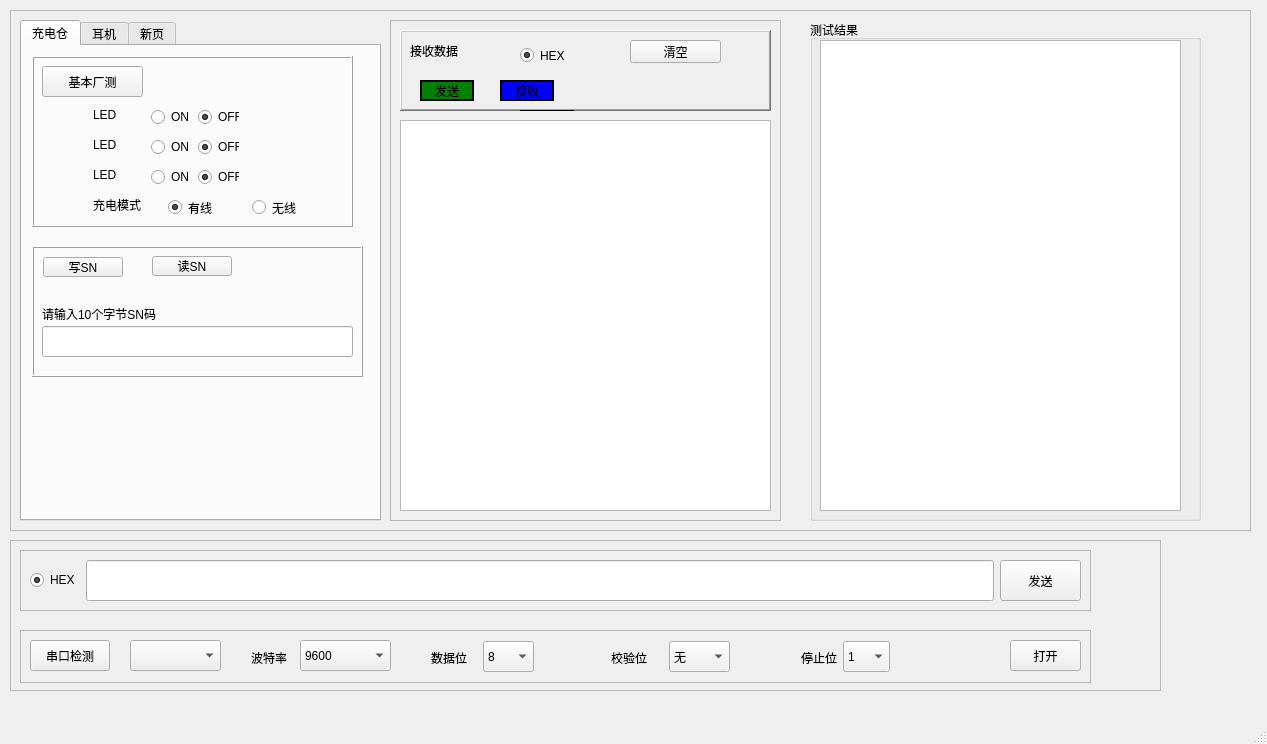
Old version of the form mainwindow.ui in the repository LinZephyr/mew_tw200_test.
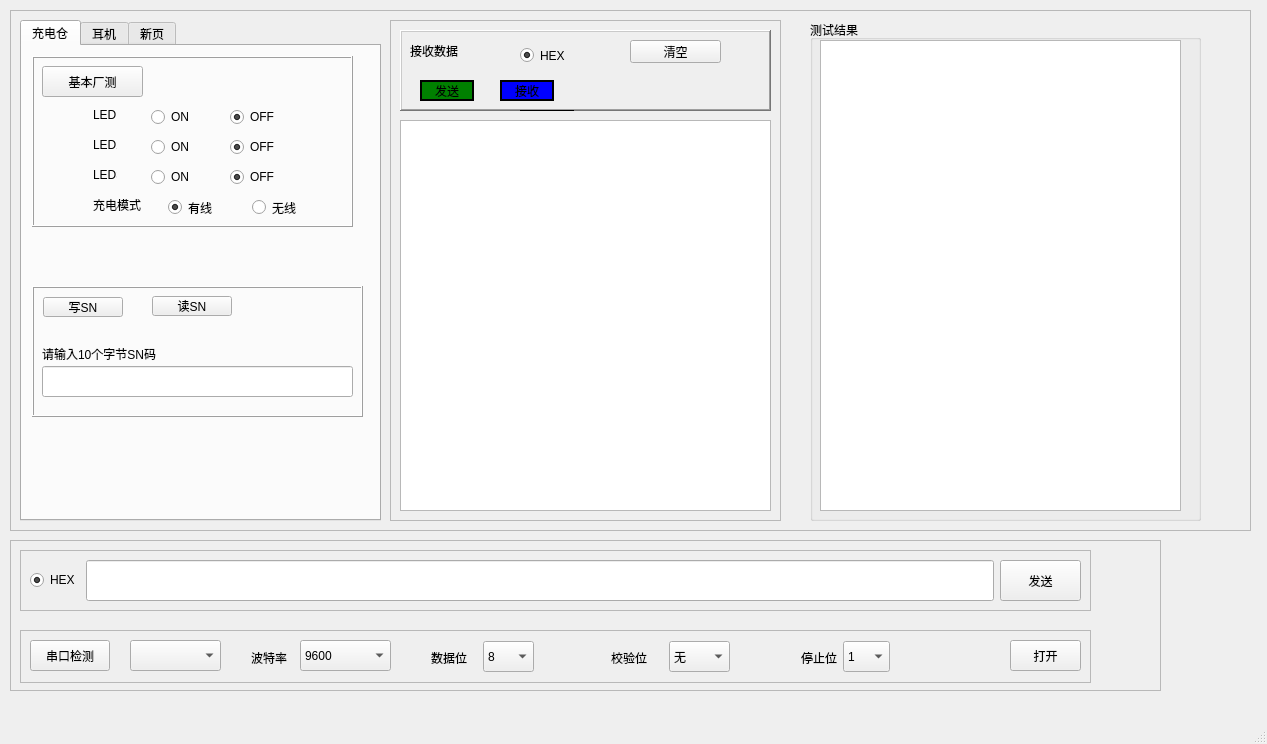
New version of the form. Icons and pictures are not drawn.

Diff of the .ui file:
```diff
--- a/mainwindow.ui
+++ b/mainwindow.ui
@@ -52,7 +52,7 @@
        <property name="geometry">
         <rect>
          <x>10</x>
-         <y>200</y>
+         <y>240</y>
          <width>331</width>
          <height>131</height>
         </rect>
@@ -173,12 +173,12 @@
          <string>LED2</string>
         </property>
        </widget>
-       <widget class="QWidget" name="">
+       <widget class="QWidget" name="layoutWidget">
         <property name="geometry">
          <rect>
           <x>119</x>
           <y>51</y>
-          <width>88</width>
+          <width>151</width>
           <height>20</height>
          </rect>
         </property>
@@ -202,12 +202,12 @@
          </item>
         </layout>
        </widget>
-       <widget class="QWidget" name="">
+       <widget class="QWidget" name="layoutWidget">
         <property name="geometry">
          <rect>
           <x>119</x>
           <y>81</y>
-          <width>88</width>
+          <width>151</width>
           <height>20</height>
          </rect>
         </property>
@@ -244,7 +244,7 @@
          <string>充电模式</string>
         </property>
        </widget>
-       <widget class="QWidget" name="">
+       <widget class="QWidget" name="layoutWidget">
         <property name="geometry">
          <rect>
           <x>136</x>
@@ -289,12 +289,12 @@
          <string>LED3</string>
         </property>
        </widget>
-       <widget class="QWidget" name="">
+       <widget class="QWidget" name="layoutWidget">
         <property name="geometry">
          <rect>
           <x>119</x>
           <y>111</y>
-          <width>88</width>
+          <width>151</width>
           <height>20</height>
          </rect>
         </property>
```
